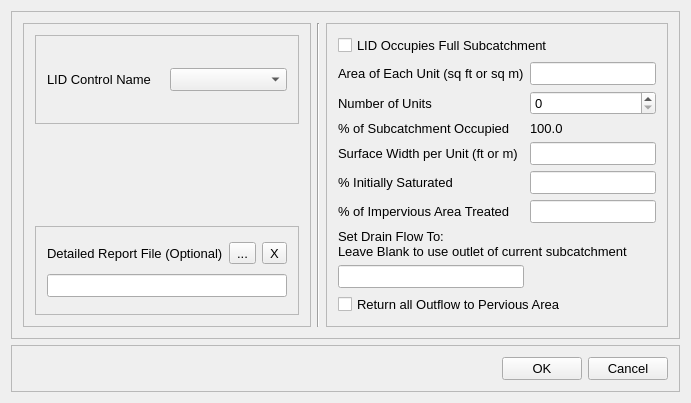
Old version of the form src/ui/SWMM/frmLIDUsageDesigner.ui in the repository USEPA/SWMM-EPANET_User_Interface.
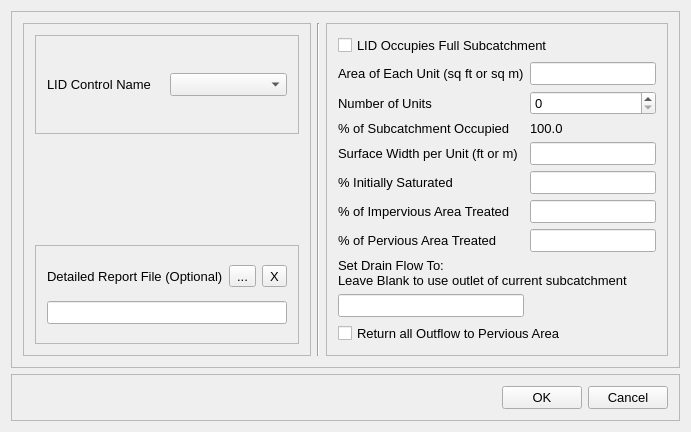
New version of the form.

Diff of the .ui file:
```diff
--- a/src/ui/SWMM/frmLIDUsageDesigner.ui
+++ b/src/ui/SWMM/frmLIDUsageDesigner.ui
@@ -7,7 +7,7 @@
     <x>0</x>
     <y>0</y>
     <width>691</width>
-    <height>382</height>
+    <height>410</height>
    </rect>
   </property>
   <property name="font">
@@ -193,7 +193,7 @@
           <item row="6" column="1">
            <widget class="QLineEdit" name="txtTreated"/>
           </item>
-          <item row="7" column="0" colspan="2">
+          <item row="8" column="0" colspan="2">
            <widget class="QLabel" name="lblDrain">
             <property name="text">
              <string>Set Drain Flow To: 
@@ -204,16 +204,26 @@
             </property>
            </widget>
           </item>
-          <item row="8" column="0">
+          <item row="9" column="0">
            <widget class="QLineEdit" name="txtDrain"/>
           </item>
-          <item row="9" column="0" colspan="2">
+          <item row="10" column="0" colspan="2">
            <widget class="QCheckBox" name="cbkReturn">
             <property name="text">
              <string>Return all Outflow to Pervious Area</string>
             </property>
            </widget>
           </item>
+          <item row="7" column="0">
+           <widget class="QLabel" name="lblPervious">
+            <property name="text">
+             <string>% of Pervious Area Treated</string>
+            </property>
+           </widget>
+          </item>
+          <item row="7" column="1">
+           <widget class="QLineEdit" name="txtPervTreated"/>
+          </item>
          </layout>
         </widget>
        </item>
```
